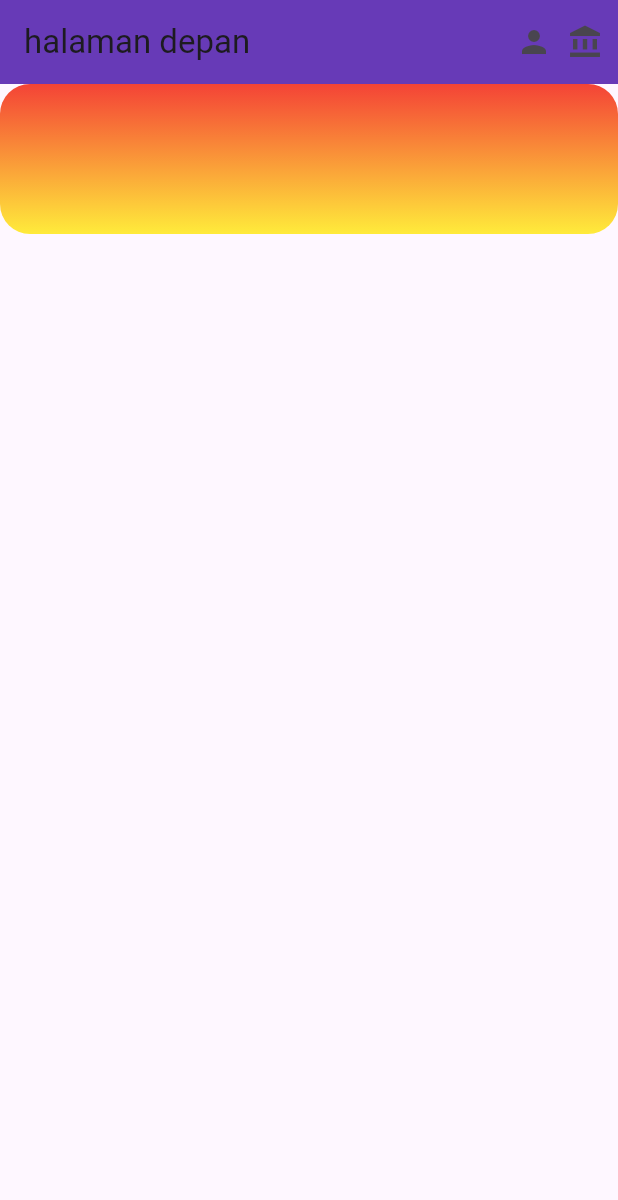
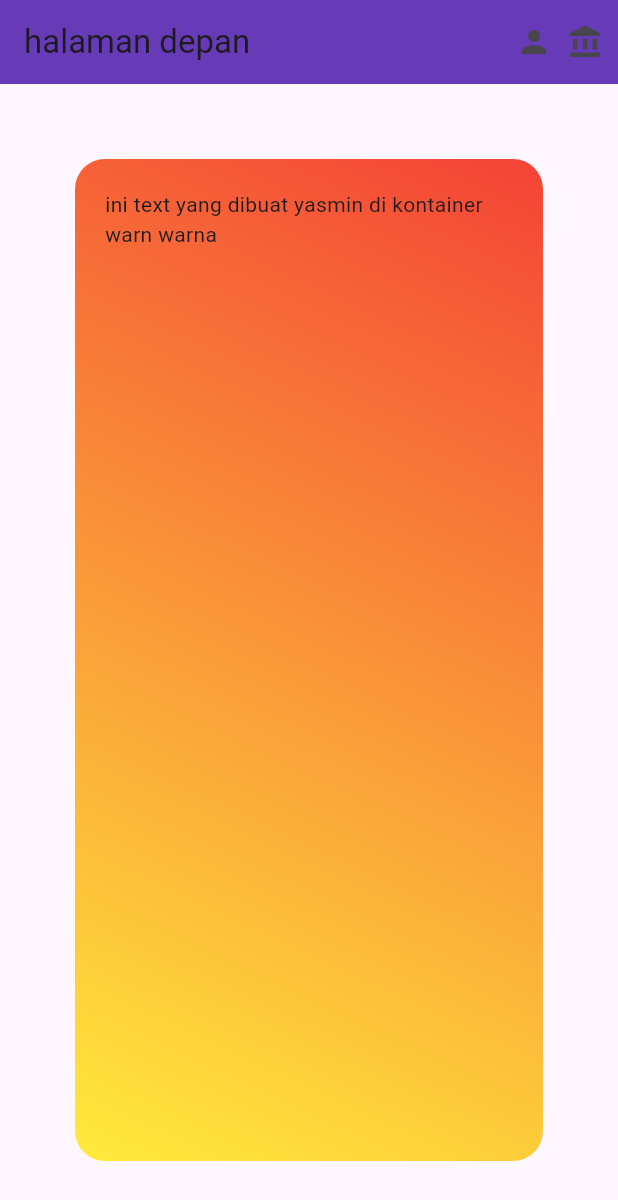
Before and after one commit to yaseumine/Tugas_week_5_1123150146, a Flutter app: the screen it shows after launch, on a phone screen of 412 x 824 dp. Shown: the top 1200 px of the screen. Run offline on Flutter 3.47's test engine with Material 3 defaults, Android fonts, the phone set to English and light mode, and no system bars.

Commit message:
bikin padding untuk kontainer

```diff
--- a/lib/main.dart
+++ b/lib/main.dart
@@ -40,19 +40,22 @@ class Halaman extends StatelessWidget {
       ),
       body: Container(
         // child: Text("hai ini yasmin")
-        width: double.infinity,
-        height: 100,
+        // width: double.infinity,
+        // height: double.infinity,
         // color: Colors.amber,
+        padding: EdgeInsets.all(20),
+        margin: EdgeInsets.fromLTRB(50, 50, 50, 50),
         alignment: Alignment.topCenter,
         decoration: BoxDecoration(
           color: Colors.blue,
           borderRadius: BorderRadius.circular(20),
           gradient: LinearGradient(
-            begin: Alignment.topCenter,
-            end: Alignment.bottomCenter,
+            begin: Alignment.topRight,
+            end: Alignment.bottomLeft,
             colors: [Colors.red, Colors.yellow],
           ),
         ),
+        child: Text("ini text yang dibuat yasmin di kontainer warn warna"),
         // child: Row(
         //   mainAxisAlignment: MainAxisAlignment.center,
 
```
Also changed, not shown: 1 other file.
